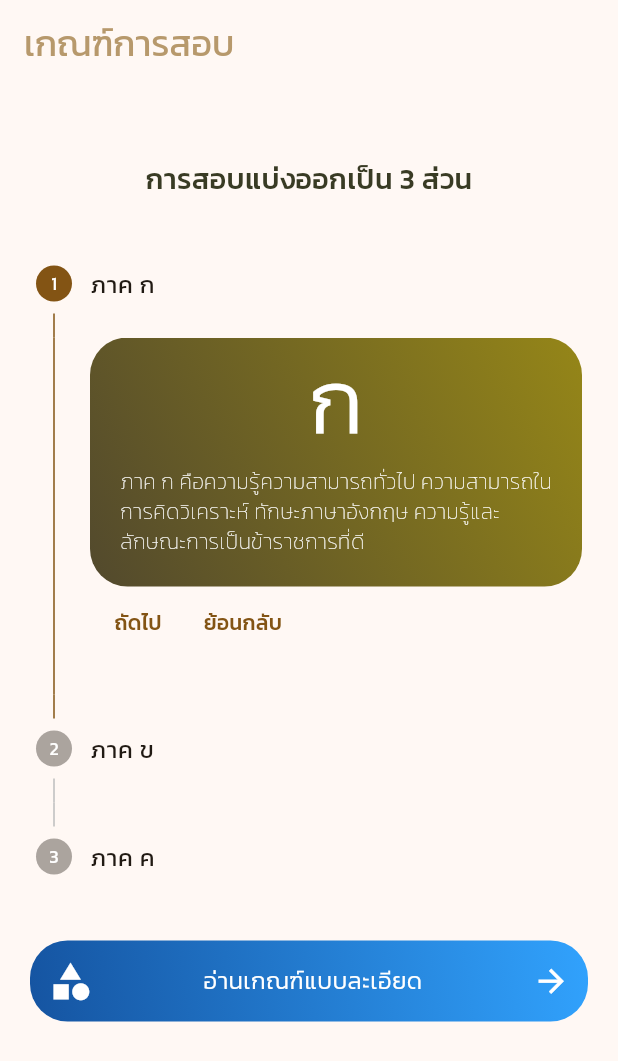
After one commit to chonlatee-s/kru-flutter, a Flutter app: the AgendaPage screen opened by its route, on a phone screen of 412 x 824 dp. The commit adds this screen. Shown: the top 1061 px of the screen. Run offline on Flutter 3.47's test engine with Material 3 defaults, Android fonts, the light colour scheme and no system bars; our stand-ins replace go_router.

Commit message:
agenda สำเร็จ

```diff
--- /dev/null
+++ b/lib/pages/agenda_page.dart
@@ -0,0 +1,269 @@
+import 'package:flutter/material.dart';
+import 'package:url_launcher/url_launcher.dart';
+
+class AgendaPage extends StatefulWidget {
+  const AgendaPage({super.key});
+
+  @override
+  State<AgendaPage> createState() => _AgendaPageState();
+}
+
+class _AgendaPageState extends State<AgendaPage> {
+  int _currentStep = 0;
+
+  @override
+  Widget build(BuildContext context) {
+    return Scaffold(
+      appBar: AppBar(
+        title: const Text(
+          'เกณฑ์การสอบ',
+          style: TextStyle(
+            fontFamily: 'Kanit',
+            fontSize: 24,
+            fontWeight: FontWeight.w400,
+            color: Color.fromRGBO(183, 153, 108, 1),
+          ),
+        ),
+      ),
+      body: SingleChildScrollView(
+        child: Column(
+          children: [
+            const Padding(
+              padding: EdgeInsets.only(top: 50),
+              child: Text(
+                'การสอบแบ่งออกเป็น 3 ส่วน',
+                style: TextStyle(
+                  fontFamily: 'Kanit',
+                  fontSize: 19,
+                  fontWeight: FontWeight.w500,
+                  color: Color.fromRGBO(57, 59, 36, 1),
+                ),
+              ),
+            ),
+            Padding(
+              padding: const EdgeInsets.only(
+                top: 20,
+              ),
+              child: Stepper(
+                controlsBuilder: (BuildContext ctx, ControlsDetails dtl) {
+                  return Row(
+                    children: <Widget>[
+                      TextButton(
+                        onPressed: dtl.onStepContinue,
+                        child: const Text('ถัดไป'),
+                      ),
+                      TextButton(
+                        onPressed: dtl.onStepCancel,
+                        child: const Text('ย้อนกลับ'),
+                      ),
+                    ],
+                  );
+                },
+                steps: [
+                  Step(
+                    isActive: _currentStep == 0,
+                    title: const Text('ภาค ก'),
+                    content: Container(
+                      decoration: BoxDecoration(
+                        borderRadius: BorderRadius.circular(25),
+                        gradient: const LinearGradient(
+                          begin: Alignment.topRight,
+                          end: Alignment.bottomLeft,
+                          colors: [
+                            Color.fromARGB(255, 149, 134, 24),
+                            Color.fromARGB(255, 82, 73, 45),
+                          ],
+                        ),
+                      ),
+                      child: const Column(
+                        children: [
+                          Text(
+                            'ก',
+                            style: TextStyle(
+                              fontFamily: 'Kanit',
+                              fontSize: 60,
+                              fontWeight: FontWeight.w300,
+                              color: Color.fromRGBO(255, 255, 255, 1),
+                            ),
+                          ),
+                          Padding(
+                            padding: EdgeInsets.only(
+                                left: 20, right: 20, bottom: 20),
+                            child: Text(
+                              'ภาค ก คือความรู้ความสามารถทั่วไป ความสามารถในการคิดวิเคราะห์ ทักษะภาษาอังกฤษ ความรู้และลักษณะการเป็นข้าราชการที่ดี',
+                              style: TextStyle(
+                                fontFamily: 'Kanit',
+                                fontSize: 14,
+                                fontWeight: FontWeight.w200,
+                                color: Color.fromRGBO(255, 255, 255, 1),
+                              ),
+                            ),
+                          ),
+                        ],
+                      ),
+                    ),
+                  ),
+                  Step(
+                    isActive: _currentStep == 1,
+                    title: const Text('ภาค ข'),
+                    content: Container(
+                      decoration: BoxDecoration(
+                        borderRadius: BorderRadius.circular(25),
+                        gradient: const LinearGradient(
+                          begin: Alignment.topRight,
+                          end: Alignment.bottomLeft,
+                          colors: [
+                            Color.fromARGB(255, 149, 134, 24),
+                            Color.fromARGB(255, 82, 73, 45),
+                          ],
+                        ),
+                      ),
+                      child: const Column(
+                        children: [
+                          Text(
+                            'ข',
+                            style: TextStyle(
+                              fontFamily: 'Kanit',
+                              fontSize: 60,
+                              fontWeight: FontWeight.w300,
+                              color: Color.fromRGBO(255, 255, 255, 1),
+                            ),
+                          ),
+                          Padding(
+                            padding: EdgeInsets.only(
+                                left: 20, right: 20, bottom: 20),
+                            child: Text(
+                              'ภาค ข คือมาตรฐานความรู้และประสบการณ์วิชาชีพ มาตรฐานความรู้ทั่วไปในการจัดการเรียนการสอน มาตรฐานความรอบรู้ในเนื้อหาวิชาที่สอน ความรอบรู้กฎหมายที่เกี่ยวข้องกับการปฏิบัติงาน',
+                              style: TextStyle(
+                                fontFamily: 'Kanit',
+                                fontSize: 14,
+                                fontWeight: FontWeight.w200,
+                                color: Color.fromRGBO(255, 255, 255, 1),
+                              ),
+                            ),
+                          ),
+                        ],
+                      ),
+                    ),
+                  ),
+                  Step(
+                    isActive: _currentStep == 2,
+                    title: const Text('ภาค ค'),
+                    content: Container(
+                      decoration: BoxDecoration(
+                        borderRadius: BorderRadius.circular(25),
+                        gradient: const LinearGradient(
+                          begin: Alignment.topRight,
+                          end: Alignment.bottomLeft,
+                          colors: [
+                            Color.fromARGB(255, 149, 134, 24),
+                            Color.fromARGB(255, 82, 73, 45),
+                          ],
+                        ),
+                      ),
+                      child: const Column(
+                        children: [
+                          Text(
+                            'ค',
+                            style: TextStyle(
+                              fontFamily: 'Kanit',
+                              fontSize: 60,
+                              fontWeight: FontWeight.w300,
+                              color: Color.fromRGBO(255, 255, 255, 1),
+                            ),
+                          ),
+                          Padding(
+                            padding: EdgeInsets.only(
+                                left: 20, right: 20, bottom: 20),
+                            child: Text(
+                              'ภาค ค คือความเหมาะสมกับตำแหน่ง วิชาชีพ และการปฏิบัติงานในสถานศึกษา คุณลักษณะส่วนบุคคล การพัฒนาตนเองและวิชาชีพ',
+                              style: TextStyle(
+                                fontFamily: 'Kanit',
+                                fontSize: 14,
+                                fontWeight: FontWeight.w200,
+                                color: Color.fromRGBO(255, 255, 255, 1),
+                              ),
+                            ),
+                          ),
+                        ],
+                      ),
+                    ),
+                  ),
+                ],
+                onStepTapped: (int newIndex) {
+                  setState(() {
+                    _currentStep = newIndex;
+                  });
+                },
+                currentStep: _currentStep,
+                onStepContinue: () {
+                  if (_currentStep != 2) {
+                    setState(() {
+                      _currentStep += 1;
+                    });
+                  }
+                },
+                onStepCancel: () {
+                  if (_currentStep != 0) {
+                    setState(() {
+                      _currentStep -= 1;
+                    });
+                  }
+                },
+              ),
+            ),
+            InkWell(
+              onTap: () => launchUrl(
+                Uri.parse(
+                    'https://drive.google.com/drive/folders/1B758nz2pnZILn43dxtFd6fpy3rpjdR2M?usp=sharing'),
+              ),
+              child: Padding(
+                padding: const EdgeInsets.only(
+                    left: 20, right: 20, top: 20, bottom: 50),
+                child: Container(
+                  padding: const EdgeInsets.all(12),
+                  decoration: BoxDecoration(
+                    borderRadius: BorderRadius.circular(25),
+                    gradient: const LinearGradient(
+                      begin: Alignment.topRight,
+                      end: Alignment.bottomLeft,
+                      colors: [
+                        Color.fromARGB(255, 49, 162, 253),
+                        Color.fromARGB(255, 21, 84, 161),
+                      ],
+                    ),
+                  ),
+                  alignment: Alignment.center,
+                  child: const Row(
+                    mainAxisAlignment: MainAxisAlignment.spaceBetween,
+                    children: [
+                      Icon(
+                        size: 30,
+                        Icons.category,
+                        color: Color.fromRGBO(255, 255, 255, 1),
+                      ),
+                      Text(
+                        'อ่านเกณฑ์แบบละเอียด',
+                        style: TextStyle(
+                          fontFamily: 'Kanit',
+                          fontSize: 16,
+                          fontWeight: FontWeight.w300,
+                          color: Color.fromRGBO(255, 255, 255, 1),
+                        ),
+                      ),
+                      Icon(
+                        size: 25,
+                        Icons.arrow_forward,
+                        color: Color.fromRGBO(255, 255, 255, 1),
+                      ),
+                    ],
+                  ),
+                ),
+              ),
+            ),
+          ],
+        ),
+      ),
+    );
+  }
+}
--- a/lib/pages/home_page.dart
+++ b/lib/pages/home_page.dart
@@ -195,10 +195,14 @@ class HomePage extends StatelessWidget {
                               ),
                             ],
                           ),
-                          const Column(
+                          InkWell(
+                            onTap: () {
+                              context.push('/agenda');
+                            },
+                            child: const Column(
                               children: [
                                 Icon(
-                                Icons.abc,
+                                  Icons.category,
                                   color: Color.fromRGBO(183, 153, 108, 1),
                                   size: 35,
                                 ),
@@ -212,6 +216,7 @@ class HomePage extends StatelessWidget {
                                   ),
                                 ),
                               ],
+                            ),
                           ),
                           InkWell(
                             onTap: () => launchUrl(
--- a/lib/pages/pay_page.dart
+++ b/lib/pages/pay_page.dart
@@ -103,18 +103,18 @@ class PayPage extends StatelessWidget {
               ),
             ),
             Container(
-              height: 145,
+              height: 120,
               width: double.infinity,
               padding: const EdgeInsets.only(
-                top: 30,
+                top: 20,
                 left: 20,
                 right: 20,
                 bottom: 10,
               ),
               decoration: const BoxDecoration(
                 borderRadius: BorderRadius.only(
-                  topRight: Radius.circular(25.0),
-                  topLeft: Radius.circular(25.0),
+                  topRight: Radius.circular(0.0),
+                  topLeft: Radius.circular(0.0),
                 ),
                 gradient: LinearGradient(
                   begin: Alignment.topRight,
--- a/lib/pages/predict_page.dart
+++ b/lib/pages/predict_page.dart
@@ -1,8 +1,5 @@
 import 'dart:async';
-
-import 'package:flutter/cupertino.dart';
 import 'package:flutter/material.dart';
-import 'package:flutter/widgets.dart';
 import 'package:kru/store/app_store.dart';
 
 class PredictPage extends StatefulWidget {
--- a/lib/routes.dart
+++ b/lib/routes.dart
@@ -1,6 +1,7 @@
 import 'package:flutter/material.dart';
 import 'package:go_router/go_router.dart';
 import 'package:kru/pages/about_us_page.dart';
+import 'package:kru/pages/agenda_page.dart';
 import 'package:kru/pages/home_page.dart';
 import 'package:kru/pages/pay_page.dart';
 import 'package:kru/pages/predict_page.dart';
@@ -30,4 +31,10 @@ final GoRouter router = GoRouter(routes: [
       return const PayPage();
     },
   ),
+  GoRoute(
+    path: '/agenda',
+    builder: (BuildContext context, GoRouterState state) {
+      return const AgendaPage();
+    },
+  ),
 ]);
```
Also changed, not shown: lib/pages/about_us_page.dart (+0 -12 lines). Lines whose indentation alone changed are shown as unchanged.
